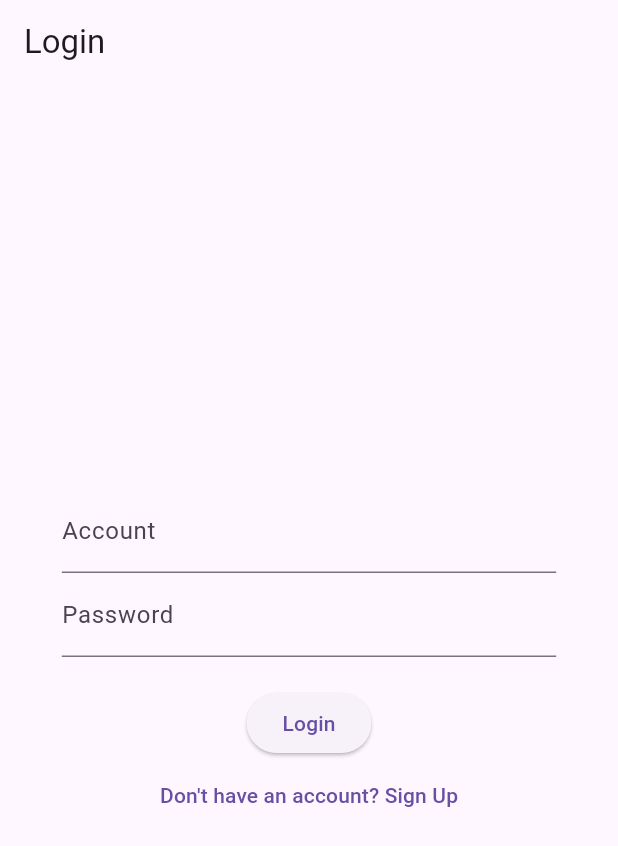
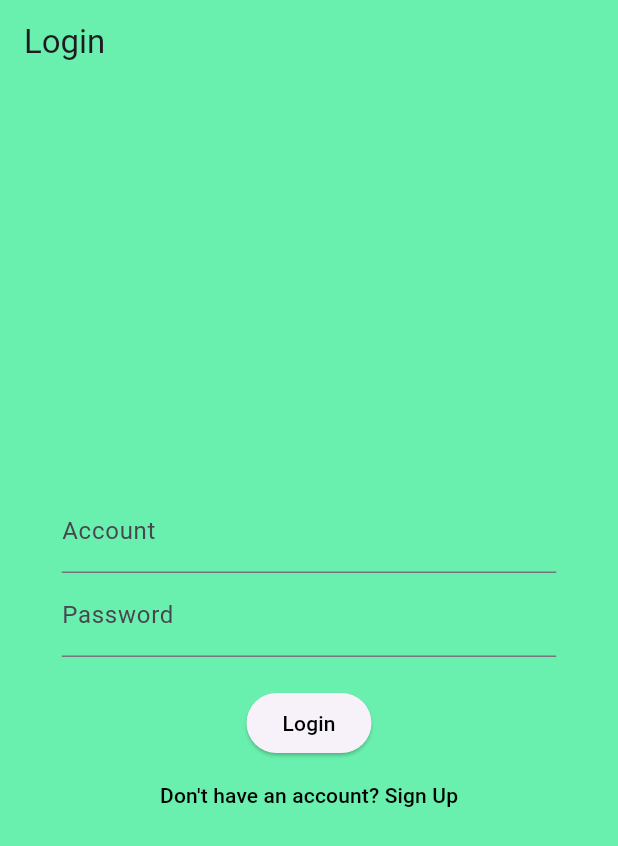
Before and after one commit to BassemWael/flutter-intern, a Flutter app: the screen it shows after launch, after a tap on "Login", on a phone screen of 412 x 824 dp. Shown: the top 846 px of the screen. Run offline on Flutter 3.47's test engine with Material 3 defaults, Android fonts, the phone set to English and light mode, and no system bars; our stand-ins replace cloud_firestore, file_picker, firebase_auth, firebase_core, firebase_crashlytics, firebase_storage and 1 more; missing offline and left inert: image_network; accounts and stored records are empty; network calls fail.

```diff
--- a/project/lib/Classes/firebase-auth.dart
+++ b/project/lib/Classes/firebase-auth.dart
@@ -14,7 +14,6 @@ class AuthProvider extends ChangeNotifier {
 
       if (user != null) {
         await user.updateProfile(displayName: name);
-        //await user.sendEmailVerification();
       }
 
       return user;
--- /dev/null
+++ b/project/lib/Screens/homescreen.dart
@@ -0,0 +1,111 @@
+import 'package:firebase_crashlytics/firebase_crashlytics.dart';
+import 'package:flutter/material.dart';
+import 'package:project/Screens/login.dart';
+import 'package:project/Screens/signup.dart';
+
+class HomePage extends StatelessWidget {
+  const HomePage({super.key});
+  static const String routename = "Home page";
+
+  @override
+  Widget build(BuildContext context) {
+    return Scaffold(
+      backgroundColor: Colors.white,
+      body: Center(
+        child: Padding(
+          padding: const EdgeInsets.all(16.0),
+          child: Column(
+            mainAxisAlignment: MainAxisAlignment.center,
+            children: [
+              const Text(
+                'Welcome',
+                style: TextStyle(
+                  fontSize: 32,
+                  fontWeight: FontWeight.bold,
+                  color: Colors.blueAccent,
+                ),
+              ),
+              const SizedBox(height: 20),
+              const Text(
+                'Please choose an option below:',
+                style: TextStyle(
+                  fontSize: 18,
+                  fontWeight: FontWeight.bold,
+                  color: Colors.black,
+                ),
+                textAlign: TextAlign.center,
+              ),
+              const SizedBox(height: 40),
+              ElevatedButton(
+                onPressed: () {
+                  Navigator.pushNamed(context, SignUpScreen.routename);
+                },
+                style: ElevatedButton.styleFrom(
+                  backgroundColor: Colors.blueAccent,
+                  padding:
+                      const EdgeInsets.symmetric(horizontal: 40, vertical: 20),
+                  shape: RoundedRectangleBorder(
+                    borderRadius: BorderRadius.circular(30.0),
+                  ),
+                ),
+                child: const Text(
+                  'Sign Up',
+                  style: TextStyle(
+                      fontSize: 18,
+                      fontWeight: FontWeight.bold,
+                      color: Colors.white),
+                ),
+              ),
+              const SizedBox(height: 20),
+              ElevatedButton(
+                onPressed: () {
+                  Navigator.pushNamed(context, LoginScreen.routename);
+                },
+                style: ElevatedButton.styleFrom(
+                  backgroundColor: Colors.greenAccent,
+                  padding:
+                      const EdgeInsets.symmetric(horizontal: 40, vertical: 20),
+                  shape: RoundedRectangleBorder(
+                    borderRadius: BorderRadius.circular(30.0),
+                  ),
+                ),
+                child: const Text(
+                  'Login',
+                  style: TextStyle(
+                      fontSize: 18,
+                      fontWeight: FontWeight.bold,
+                      color: Colors.white),
+                ),
+              ),
+              const SizedBox(height: 20),
+              ElevatedButton(
+                onPressed: () {
+                  try {
+                    throw const FormatException("got an exception");
+                  } catch (e, stack) {
+                    FirebaseCrashlytics.instance.recordError(e, stack);
+                  }
+                },
+                style: ElevatedButton.styleFrom(
+                  backgroundColor: Colors.redAccent,
+                  padding:
+                      const EdgeInsets.symmetric(horizontal: 40, vertical: 20),
+                  shape: RoundedRectangleBorder(
+                    borderRadius: BorderRadius.circular(30.0),
+                  ),
+                ),
+                child: const Text(
+                  'Exception',
+                  style: TextStyle(
+                      fontSize: 18,
+                      fontWeight: FontWeight.bold,
+                      color: Colors.white),
+                ),
+              ),
+            ],
+          ),
+        ),
+      ),
+    );
+  }
+}
--- a/project/lib/Screens/login.dart
+++ b/project/lib/Screens/login.dart
@@ -43,12 +43,16 @@ class _LoginScreenState extends State<LoginScreen> {
     }
   }
 
-  @override
   Widget build(BuildContext context) {
     final screenWidth = MediaQuery.of(context).size.width;
     final inputWidth = screenWidth * 0.8;
     return Scaffold(
-      appBar: AppBar(title: const Text('Login')),
+      backgroundColor: Colors.greenAccent,
+      appBar: AppBar(
+        title: const Text('Login'),
+        automaticallyImplyLeading: false,
+        backgroundColor: Colors.greenAccent,
+      ),
       body: Padding(
         padding: const EdgeInsets.all(16.0),
         child: Center(
@@ -73,13 +77,19 @@ class _LoginScreenState extends State<LoginScreen> {
               const SizedBox(height: 20),
               ElevatedButton(
                 onPressed: _login,
-                child: const Text('Login'),
+                child: const Text(
+                  'Login',
+                  style: TextStyle(color: Colors.black),
+                ),
               ),
               TextButton(
                 onPressed: () {
                   Navigator.pushNamed(context, SignUpScreen.routename);
                 },
-                child: const Text('Don\'t have an account? Sign Up'),
+                child: const Text(
+                  'Don\'t have an account? Sign Up',
+                  style: TextStyle(color: Colors.black),
+                ),
               ),
             ],
           ),
--- a/project/lib/main.dart
+++ b/project/lib/main.dart
@@ -1,6 +1,9 @@
+import 'package:firebase_crashlytics/firebase_crashlytics.dart';
+import 'package:flutter/foundation.dart';
 import 'package:flutter/material.dart';
 import 'package:project/Classes/firebase-auth.dart';
 import 'package:project/Classes/firestore.dart';
+import 'package:project/Screens/homescreen.dart';
 import 'package:project/Screens/login.dart';
 import 'package:project/Screens/profile.dart';
 import 'package:project/Screens/signup.dart';
@@ -13,6 +16,18 @@ void main() async {
   await Firebase.initializeApp(
     options: DefaultFirebaseOptions.currentPlatform,
   );
+  if (!kIsWeb) {
+    await FirebaseCrashlytics.instance.setCrashlyticsCollectionEnabled(true);
+  }
+  FlutterError.onError = (errorDetails) {
+    FirebaseCrashlytics.instance.recordFlutterError(errorDetails);
+  };
+
+  PlatformDispatcher.instance.onError = (error, stack) {
+    FirebaseCrashlytics.instance.recordError(error, stack);
+    return true;
+  };
+
   runApp(
     MultiProvider(
       providers: [
@@ -30,13 +45,15 @@ class MyApp extends StatelessWidget {
   @override
   Widget build(BuildContext context) {
     return MaterialApp(
-      initialRoute: LoginScreen.routename,
+      debugShowCheckedModeBanner: false,
+      initialRoute: HomePage.routename,
       routes: {
+        HomePage.routename: (context) => const HomePage(),
         SignUpScreen.routename: (context) => const SignUpScreen(),
         LoginScreen.routename: (context) => const LoginScreen(),
         ProfilePage.routeName: (context) => ProfilePage(
-          email: ModalRoute.of(context)!.settings.arguments as String,
-        ),
+              email: ModalRoute.of(context)!.settings.arguments as String,
+            ),
       },
     );
   }
```
Also changed, not shown: project/lib/Classes/firestore.dart (+15 -14 lines), project/lib/Screens/profile.dart (+131 -47 lines), project/lib/Screens/signup.dart (+8 -3 lines), project/lib/Screens/update.dart (+4 -5 lines), project/pubspec.yaml (+6 -4 lines), project/assets/profilepic.jpg (added), project/firebase.json, project/pubspec.lock, 8 other files.
